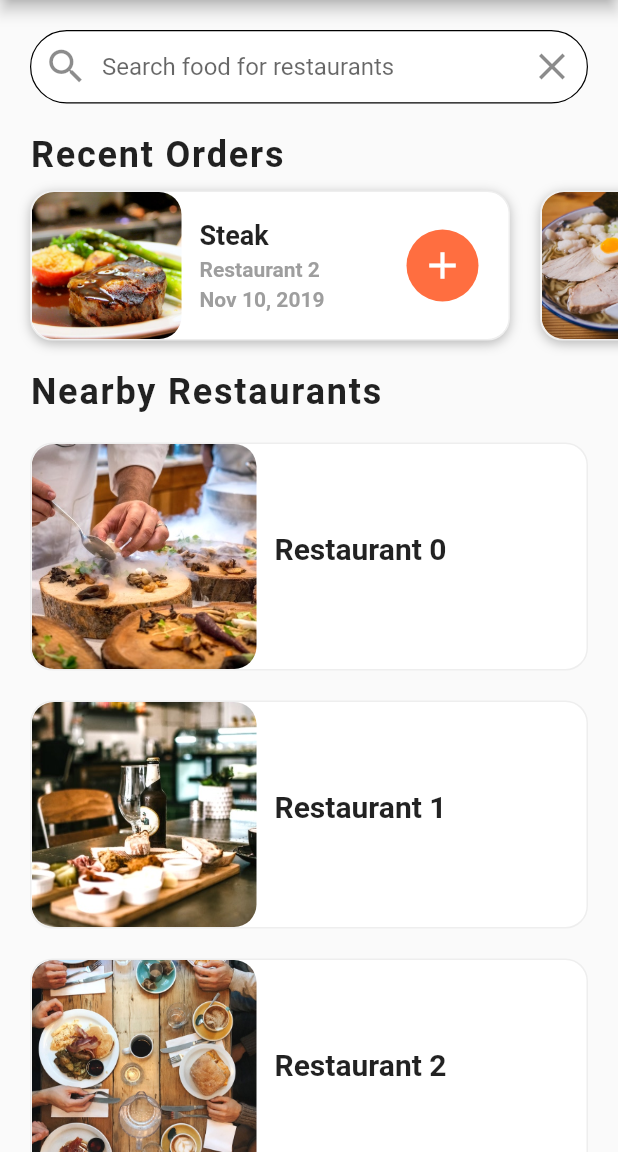
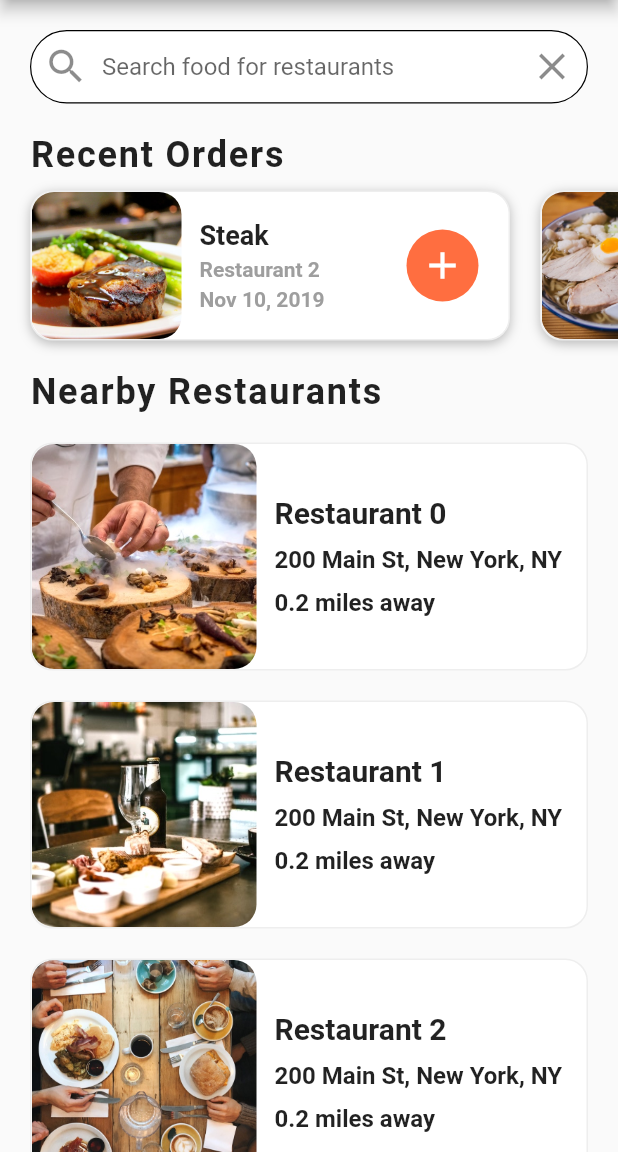
Before and after one commit to alikazemidev/food_ui_master, a Flutter app: the screen it shows after launch, on a phone screen of 412 x 824 dp, the part 84-1236 px from its top. Run offline on Flutter 3.47's test engine with Material 2 defaults, Android fonts, the phone set to English and light mode, and no system bars.

Commit message:
create nearby res

```diff
--- a/lib/screens/home_page.dart
+++ b/lib/screens/home_page.dart
@@ -44,6 +44,7 @@ class _HomePageState extends State<HomePage> {
               Container(
                 margin: EdgeInsets.all(12),
                 child: Column(
+                  crossAxisAlignment: CrossAxisAlignment.start,
                   children: [
                     Text(
                       restaurant.name,
@@ -52,9 +53,27 @@ class _HomePageState extends State<HomePage> {
                         fontWeight: FontWeight.bold,
                       ),
                     ),
+                    // RatingStar(),
                     SizedBox(
                       height: 10,
-                    )
+                    ),
+                    Text(
+                      restaurant.address,
+                      style: TextStyle(
+                        fontSize: 16,
+                        fontWeight: FontWeight.w600,
+                      ),
+                    ),
+                    SizedBox(
+                      height: 10,
+                    ),
+                    Text(
+                      '0.2 miles away',
+                      style: TextStyle(
+                        fontSize: 16,
+                        fontWeight: FontWeight.w600,
+                      ),
+                    ),
                   ],
                 ),
               ),
--- a/pubspec.yaml
+++ b/pubspec.yaml
@@ -3,7 +3,7 @@ description: A new Flutter project.
 
 # The following line prevents the package from being accidentally published to
 # pub.dev using `flutter pub publish`. This is preferred for private packages.
-publish_to: 'none' # Remove this line if you wish to publish to pub.dev
+publish_to: "none" # Remove this line if you wish to publish to pub.dev
 
 # The following defines the version and build number for your application.
 # A version number is three numbers separated by dots, like 1.2.43
@@ -30,7 +30,6 @@ dependencies:
   flutter:
     sdk: flutter
 
-
   # The following adds the Cupertino Icons font to your application.
   # Use with the CupertinoIcons class for iOS style icons.
   cupertino_icons: ^1.0.2
@@ -51,7 +50,6 @@ dev_dependencies:
 
 # The following section is specific to Flutter packages.
 flutter:
-
   # The following line ensures that the Material Icons font is
   # included with your application, so that you can use the icons in
   # the material Icons class.
```
